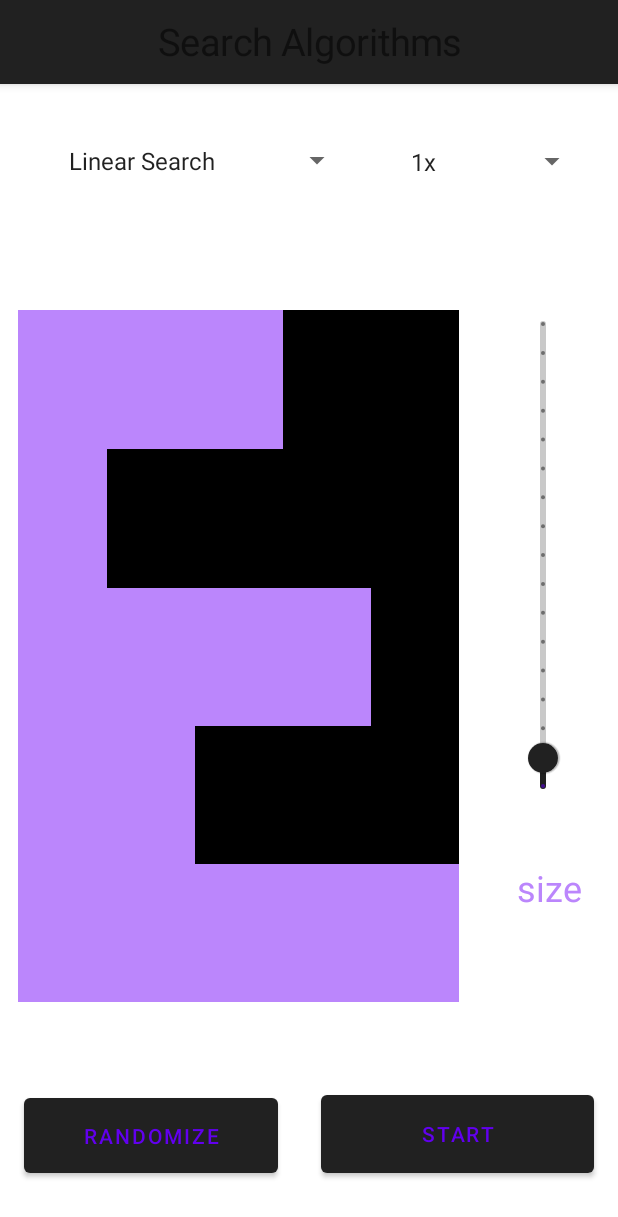
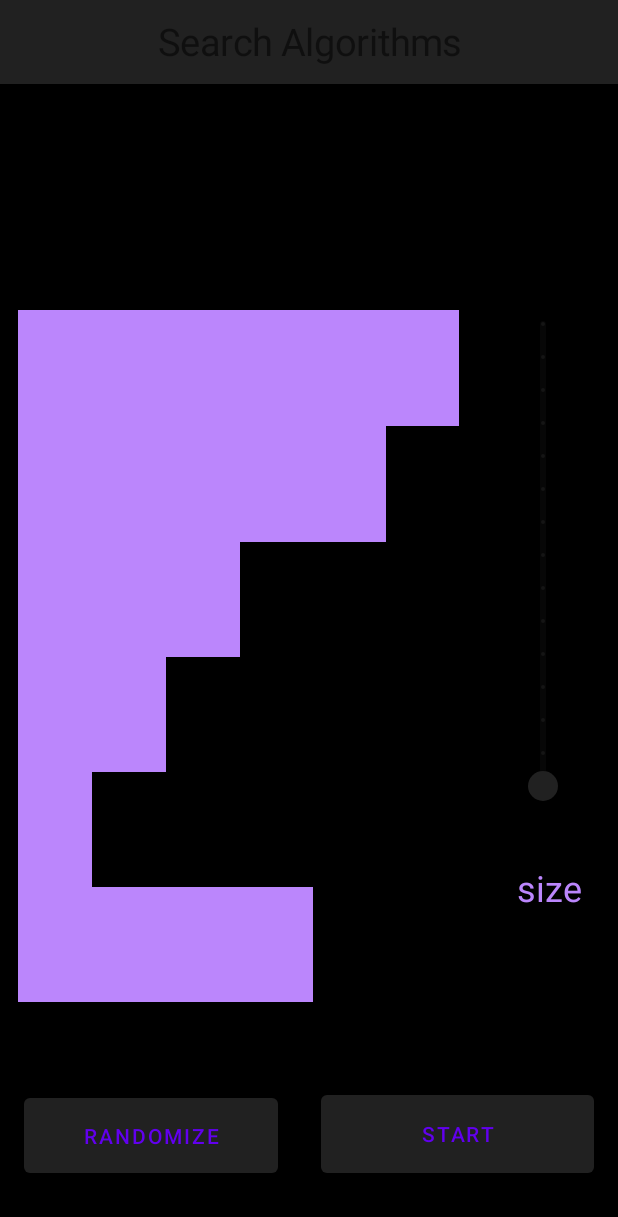
Before and after one commit to harshoo3/VisualDSA, an Android app: the searchingAlgoActivity screen opened directly, with no data from a screen before it, on a phone screen of 412 x 824 dp. Shown: the top 1217 px of the screen. Run offline under Robolectric (Android 15) with nearby library versions, the phone set to English and light mode, and no system bars.

```diff
--- a/app/build.gradle
+++ b/app/build.gradle
@@ -11,7 +11,7 @@ android {
             resolutionStrategy { force 'androidx.core:core-ktx:1.6.0' }
         }
         applicationId "com.example.visualdsa"
-        minSdk 21
+        minSdk 24
         targetSdk 31
         versionCode 1
         versionName "1.0"
--- a/app/src/main/java/com/example/visualdsa/searchingAlgoActivity.kt
+++ b/app/src/main/java/com/example/visualdsa/searchingAlgoActivity.kt
@@ -1,14 +1,13 @@
 package com.example.visualdsa
 
 import android.R.id
+import android.content.ClipData
+import android.content.ClipDescription
 import android.content.res.ColorStateList
 import android.graphics.Color
 import androidx.appcompat.app.AppCompatActivity
 import android.os.Bundle
-import android.view.Gravity
-import android.view.View
-import android.view.ViewGroup
-import android.view.ViewParent
+import android.view.*
 import android.widget.*
 import androidx.appcompat.app.ActionBar.DISPLAY_SHOW_CUSTOM
 import androidx.appcompat.app.ActionBar.LayoutParams
@@ -33,10 +32,13 @@ class searchingAlgoActivity : AppCompatActivity() {
 //    lateinit var option: Spinner
 //    lateinit var result: TextView
 //    val searchAlgorithmList = resources.getStringArray(R.array.searchAlgorithmList)
-    var size:Int = 5
+    var size:Int = 6
+    var orderArray = Array(size, { i -> i * 1 })
+    var map1= mutableMapOf<Int,Int>()
 //    var orderArray = Array(5,{1,2,3,4,5})
-    var themeColor:Int = Color.parseColor("#FFBB86FC")
-    var black:Int = Color.parseColor("#000000")
+    var idarray: MutableList<MutableList<Int>> = ArrayList()
+    val themeColor:Int = Color.parseColor("#FFBB86FC")
+    val black:Int = Color.parseColor("#000000")
     private val buttons: MutableList<MutableList<Button>> = ArrayList()
     override fun onCreate(savedInstanceState: Bundle?) {
 
@@ -70,12 +72,15 @@ class searchingAlgoActivity : AppCompatActivity() {
             size = value.toInt()
             createButtonScreen(size)
             createShuffledArrays(size)
+            colorButtonScreen(size)
+            holdFunctionality()
         }
 
         val button: Button = findViewById(R.id.randomize)
         button.setOnClickListener {
             // Code here executes on main thread after user presses button
             createShuffledArrays(size)
+            colorButtonScreen(size)
         }
 
 //        slider.addOnSliderTouchListener(touchListener)
@@ -83,20 +88,102 @@ class searchingAlgoActivity : AppCompatActivity() {
         makeDropDown(arrayOf("1x","0.25x","0.5x","0.75x","1.25x","1.5x", "1.75x","2x"),R.id.spinner2)
         createButtonScreen(size)
         createShuffledArrays(size)
+        colorButtonScreen(size)
+        holdFunctionality()
+    }
+    fun holdFunctionality(){
+        for(i in 0..size-1){
+            for(j in 0..orderArray[i]){
+                val btn=buttons[i][j]
+//                btn.setOnTouchListener()
+
+                btn.setOnClickListener {
+                    Toast.makeText(this,"length=${btn.id}",Toast.LENGTH_LONG).show()
+//                    return@setOnTouchListener false
+                }
+                btn.setOnLongClickListener {
+                    Toast.makeText(this,"length=${orderArray[i]}",Toast.LENGTH_SHORT).show()
+                    val clipInt="$i"
+                    val item=ClipData.Item(clipInt)
+                    val mimeTypes = arrayOf(ClipDescription.MIMETYPE_TEXT_PLAIN)
+                    val data = ClipData(clipInt,mimeTypes,item)
+                    val dragShadowBuilder = View.DragShadowBuilder(it)
+                    it.startDragAndDrop(data,dragShadowBuilder,it,0)
+                    it.visibility = View.INVISIBLE
+                    for(k in 0..orderArray[i]){
+                        buttons[i][k].visibility = View.INVISIBLE
+                    }
+
+                    return@setOnLongClickListener true
+                }
+                val dragListener = View.OnDragListener { view, dragEvent ->
+                    when(dragEvent.action){
+                        DragEvent.ACTION_DRAG_STARTED->{
+                            dragEvent.clipDescription.hasMimeType(ClipDescription.MIMETYPE_TEXT_PLAIN)
+                        }
+                        DragEvent.ACTION_DRAG_ENTERED->{
+//                            view.invalidate()
+                            true
+                        }
+                        DragEvent.ACTION_DRAG_LOCATION -> true
+                        DragEvent.ACTION_DRAG_EXITED->{
+//                            view.invalidate()
+                            true
+                        }
+                        DragEvent.ACTION_DROP->{
+                            val item = dragEvent.clipData.getItemAt(0)
+                            val dragData = item.text.toString().toInt()
+
+//                            Toast.makeTex
+//                            view.invalidate()
+                            println(dragData)
+                            val v=dragEvent.localState as View
+                            val owner = v.parent as ViewGroup
+
+//                            owner.removeView(v)
+                            val destination = view as Button
+                            println(map1[destination.id])
+                            map1[destination.id]?.let { swap(dragData, it-1) }
+                            destroyButtons()
+                            createButtonScreen(size)
+                            colorButtonScreen(size)
+                            holdFunctionality()
+//                            println(map1[view.id])
+//                            destination.addView(v)
+                            v.visibility = View.VISIBLE
+                            true
+                        }
+                        DragEvent.ACTION_DRAG_ENDED->{
+//                            view.invalidate()
+                            for(k in 0..orderArray[i]){
+                                buttons[i][k].visibility = View.VISIBLE
+                            }
+                            true
+                        }
+                        else -> false
+                    }
+                }
+                btn.setOnDragListener(dragListener)
+            }
+        }
+    }
+    fun swap(i1:Int,i2:Int){
+        var temp=orderArray[i1]
+        orderArray[i1]=orderArray[i2]
+        orderArray[i2]=temp
+    }
+    fun createShuffledArrays(size: Int){
+        orderArray = Array(size, { i -> i * 1 })
+        orderArray.shuffle()
 
     }
-    fun createShuffledArrays(size: Int){
-        val orderArray = Array(size, { i -> i * 1 })
-        orderArray.shuffle()
-        colorButtonScreen(orderArray,size)
-    }
-    fun colorButtonScreen(orderArray:Array<Int>,size:Int){
+    fun colorButtonScreen(size:Int){
         for(i in 0..size-1){
-            colorFollowingButtons(orderArray,i,0,orderArray[i],themeColor)
-            colorFollowingButtons(orderArray,i,orderArray[i]+1,size-1,black)
+            colorFollowingButtons(i,0,orderArray[i],themeColor)
+            colorFollowingButtons(i,orderArray[i]+1,size-1,black)
         }
     }
-    fun colorFollowingButtons(orderArray:Array<Int>,row:Int,left:Int, right:Int,color:Int){
+    fun colorFollowingButtons(row:Int,left:Int, right:Int,color:Int){
         for(j in left..right){
             buttons[row][j].setBackgroundColor(color)
         }
@@ -115,6 +202,7 @@ class searchingAlgoActivity : AppCompatActivity() {
         buttonScreen.orientation = LinearLayout.VERTICAL
         var buttonScreenid = resources.getIdentifier("buttonScreen", "id", packageName)
         buttonScreen.id=buttonScreenid
+        println(buttonScreen.id)
         screen.addView(buttonScreen)
 
         for (i in 1..size) {
@@ -126,6 +214,7 @@ class searchingAlgoActivity : AppCompatActivity() {
             )
             arr.orientation = LinearLayout.HORIZONTAL
             val buttonrow: MutableList<Button> = ArrayList()
+            var startIndex:Int = 1
             for (j in 1..size) {
                 val button = Button(this)
                 button.layoutParams = LinearLayout.LayoutParams(
@@ -133,8 +222,13 @@ class searchingAlgoActivity : AppCompatActivity() {
                     LinearLayout.LayoutParams.MATCH_PARENT,
                     1.0f
                 )
+//                var buttonid = resources.getIdentifier("b_${i}_${j}", "id", packageName)
+//                println(button.id)
+                button.id=View.generateViewId()
+                map1[button.id] = i
                 buttonrow.add(button)
                 arr.addView(button)
+                println(button.id)
             }
             buttons.add(buttonrow)
             buttonScreen.addView(arr)
@@ -145,6 +239,7 @@ class searchingAlgoActivity : AppCompatActivity() {
         val buttonScreen =findViewById<LinearLayout>(id)
         (buttonScreen.getParent() as ViewGroup).removeView(buttonScreen)
         buttons.removeAll(buttons)
+        map1.clear()
     }
     fun makeDropDown(arr:Array<*>,id: Int){
 
--- a/app/src/main/res/layout/activity_searching_algo.xml
+++ b/app/src/main/res/layout/activity_searching_algo.xml
@@ -4,6 +4,7 @@
     xmlns:tools="http://schemas.android.com/tools"
     android:layout_width="match_parent"
     android:layout_height="match_parent"
+    android:background="@color/black"
     tools:context=".searchingAlgoActivity">
 
     <LinearLayout
@@ -64,8 +65,8 @@
         android:contentDescription="@string/slider"
         android:rotation="270"
         android:stepSize="1"
-        android:value="5"
-        android:valueFrom="4"
+        android:value="6"
+        android:valueFrom="6"
         android:valueTo="20"
         app:layout_constraintStart_toStartOf="parent"
         app:layout_constraintTop_toBottomOf="@+id/spinner"
--- a/app/src/main/res/values/colors.xml
+++ b/app/src/main/res/values/colors.xml
@@ -7,4 +7,5 @@
     <color name="teal_700">#FF018786</color>
     <color name="black">#FF000000</color>
     <color name="white">#FFFFFFFF</color>
+    <color name="background">#FAFAFA</color>
 </resources>
```
